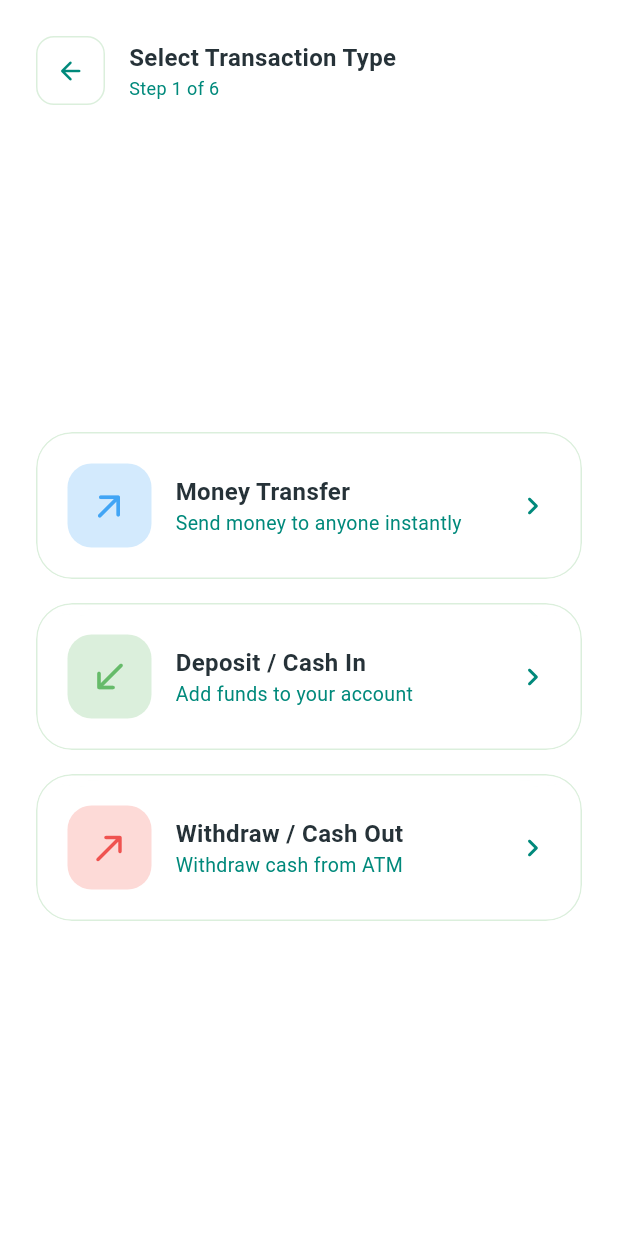
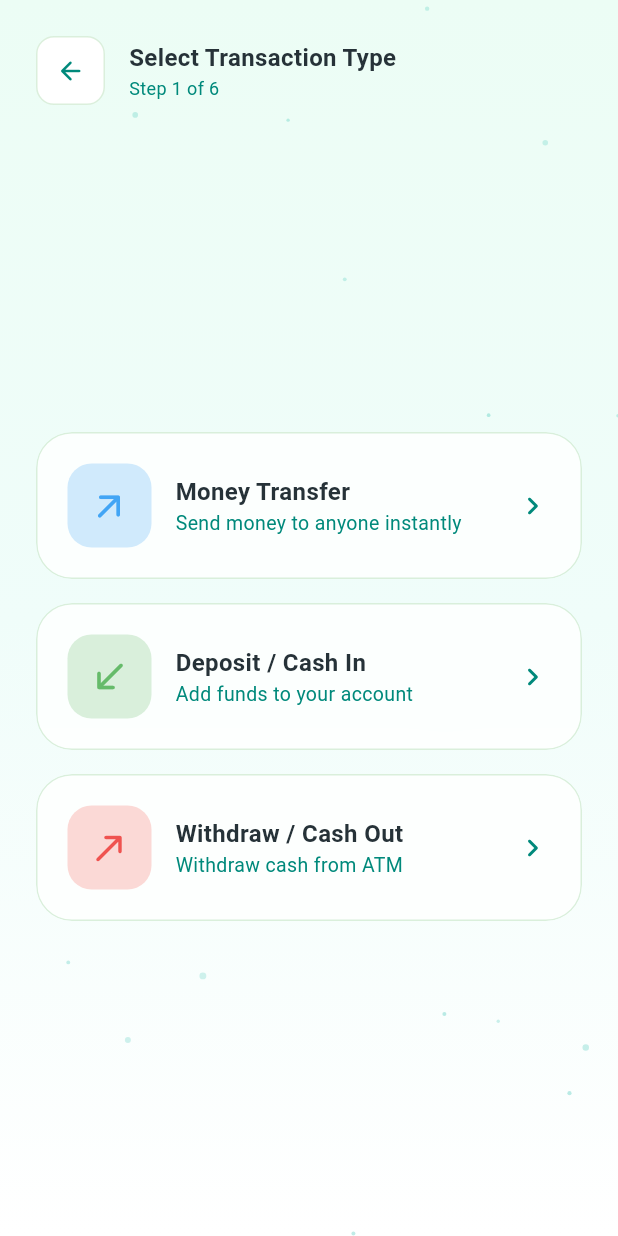
Before and after one commit to ShanRaboy11/unitap, a Flutter app: the TransactionFlow screen opened directly with empty values, on a phone screen of 412 x 824 dp. Run offline on Flutter 3.47's test engine with Material 3 defaults, Android fonts, the phone set to English and light mode, and no system bars; accounts and stored records are empty.

Commit message:
fix: transfer flow

```diff
--- a/lib/main.dart
+++ b/lib/main.dart
@@ -149,6 +149,12 @@ class _UniTapAppState extends State<UniTapApp> {
               hiddenBalances: hiddenBalances,
               onToggleBalance: toggleBalance,
               onLogout: handleLogout,
+              onAddTransaction: (txn) {
+                setState(() {
+                  recentTransactions.insert(0, txn);
+                  user.ecoPoints += txn.ecoPoints;
+                });
+              },
             )
           : SignIn(
               onLogin: handleLogin,
--- a/lib/pages/dashboard.dart
+++ b/lib/pages/dashboard.dart
@@ -2,6 +2,7 @@ import 'dart:math' as math;
 import 'dart:ui';
 import 'package:flutter/material.dart';
 import 'package:unitap/models.dart';
+import 'package:unitap/pages/transaction_flow.dart';
 
 class Dashboard extends StatefulWidget {
   final User user;
@@ -11,6 +12,7 @@ class Dashboard extends StatefulWidget {
   final VoidCallback onLogout;
   final Set<String> hiddenBalances;
   final Function(String) onToggleBalance;
+  final Function(Transaction) onAddTransaction;
 
   const Dashboard({
     super.key,
@@ -21,6 +23,7 @@ class Dashboard extends StatefulWidget {
     required this.onLogout,
     required this.hiddenBalances,
     required this.onToggleBalance,
+    required this.onAddTransaction,
   });
 
   @override
@@ -546,7 +549,22 @@ class _DashboardState extends State<Dashboard> with TickerProviderStateMixin {
           title: 'New Transaction',
           subtitle: 'Transfer, Deposit',
           isDark: widget.isDarkMode,
-          onTap: () {},
+          onTap: () async {
+            final txn = await Navigator.push<Transaction>(
+              context,
+              MaterialPageRoute(
+                builder: (_) => TransactionFlow(
+                  user: widget.user,
+                  isDarkMode: widget.isDarkMode,
+                  onBack: () => Navigator.pop(context),
+                  onComplete: (t) => Navigator.pop(context, t),
+                ),
+              ),
+            );
+            if (txn != null) {
+              widget.onAddTransaction(txn);
+            }
+          },
         ),
         _ActionCard(
           icon: Icons.energy_savings_leaf_rounded,
--- a/lib/pages/transaction_flow.dart
+++ b/lib/pages/transaction_flow.dart
@@ -128,11 +128,26 @@ class _TransactionFlowState extends State<TransactionFlow> {
   @override
   Widget build(BuildContext context) {
     final isDark = widget.isDarkMode;
+    final bgGradient = isDark
+        ? const LinearGradient(
+            begin: Alignment.topCenter,
+            end: Alignment.bottomCenter,
+            colors: [Color(0xFF0F172A), Color(0xFF082026), Color(0xFF0F172A)],
+          )
+        : const LinearGradient(
+            begin: Alignment.topCenter,
+            end: Alignment.bottomCenter,
+            colors: [Color(0xFFECFDF5), Color(0xFFF0FDFA), Colors.white],
+          );
 
     return Scaffold(
-      backgroundColor: Colors
-          .transparent, // Assumes background is handled by parent or gradient
-      body: SafeArea(
+      body: Stack(
+        children: [
+          // Gradient background matching dashboard
+          Container(decoration: BoxDecoration(gradient: bgGradient)),
+          // Reuse starfield style for consistency
+          Positioned.fill(child: _StarField(isDarkMode: isDark)),
+          SafeArea(
             child: Column(
               children: [
                 // Header
@@ -145,7 +160,9 @@ class _TransactionFlowState extends State<TransactionFlow> {
                         child: Container(
                           padding: const EdgeInsets.all(12),
                           decoration: BoxDecoration(
-                        color: isDark ? const Color(0xFF0F2F3F) : Colors.white,
+                            color: isDark
+                                ? const Color(0xFF0F2F3F)
+                                : Colors.white,
                             borderRadius: BorderRadius.circular(12),
                             border: Border.all(
                               color: isDark
@@ -206,6 +223,8 @@ class _TransactionFlowState extends State<TransactionFlow> {
                 ),
               ],
             ),
+          ),
+        ],
       ),
     );
   }
@@ -762,7 +781,18 @@ class _TransactionFlowState extends State<TransactionFlow> {
               onTap: () {},
             ),
             const SizedBox(height: 12),
-            _PrimaryButton(text: 'Back to Dashboard', onTap: widget.onBack),
+            _PrimaryButton(
+              text: 'Back to Dashboard',
+              onTap: () {
+                if (completedTransaction != null) {
+                  widget.onComplete(completedTransaction!);
+                }
+                widget.onBack();
+              },
+            ),
+            // Ensure returning transaction to caller
+            // (Alternative path if user uses the button instead of back arrow)
+            // Converted above line to include completion logic.
             const SizedBox(height: 30),
           ],
         );
@@ -1158,3 +1188,88 @@ class _FakeQRPainter extends CustomPainter {
   @override
   bool shouldRepaint(covariant CustomPainter oldDelegate) => false;
 }
+
+// Lightweight starfield (duplicated from dashboard for consistent background)
+class _StarField extends StatefulWidget {
+  final bool isDarkMode;
+  const _StarField({required this.isDarkMode});
+  @override
+  State<_StarField> createState() => _StarFieldState();
+}
+
+class _StarFieldState extends State<_StarField> with TickerProviderStateMixin {
+  final List<_Star> _stars = [];
+  final math.Random _rng = math.Random();
+  @override
+  void initState() {
+    super.initState();
+    for (int i = 0; i < 30; i++) {
+      _stars.add(
+        _Star(
+          left: _rng.nextDouble(),
+          top: _rng.nextDouble(),
+          size: 2 + _rng.nextDouble() * 3,
+          controller: AnimationController(
+            vsync: this,
+            duration: Duration(milliseconds: 1500 + _rng.nextInt(2000)),
+          )..repeat(reverse: true),
+          delay: Duration(milliseconds: _rng.nextInt(2000)),
+        ),
+      );
+    }
+    for (var star in _stars) {
+      Future.delayed(star.delay, () {
+        if (mounted) star.controller.forward();
+      });
+    }
+  }
+
+  @override
+  void dispose() {
+    for (var star in _stars) {
+      star.controller.dispose();
+    }
+    super.dispose();
+  }
+
+  @override
+  Widget build(BuildContext context) {
+    return Stack(
+      children: _stars.map((star) {
+        return Positioned(
+          left: star.left * MediaQuery.of(context).size.width,
+          top: star.top * MediaQuery.of(context).size.height,
+          child: FadeTransition(
+            opacity: Tween<double>(
+              begin: 0.2,
+              end: 0.7,
+            ).animate(star.controller),
+            child: Container(
+              width: star.size,
+              height: star.size,
+              decoration: BoxDecoration(
+                shape: BoxShape.circle,
+                color: widget.isDarkMode
+                    ? Colors.white.withValues(alpha: 0.5)
+                    : const Color(0xFF14B8A6).withValues(alpha: 0.4),
+              ),
+            ),
+          ),
+        );
+      }).toList(),
+    );
+  }
+}
+
+class _Star {
+  final double left, top, size;
+  final AnimationController controller;
+  final Duration delay;
+  _Star({
+    required this.left,
+    required this.top,
+    required this.size,
+    required this.controller,
+    required this.delay,
+  });
+}
```
Lines whose indentation alone changed are shown as unchanged.
